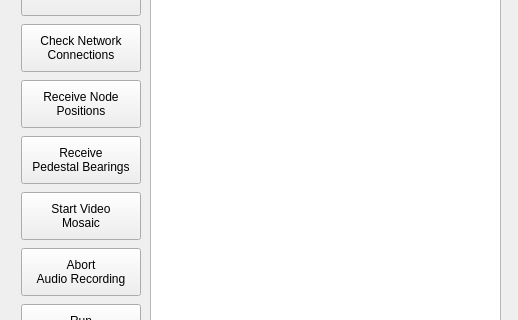
Before: the Qt Designer form src/mainwindow.ui in nextrad/cnc_controller, drawn with Qt 5; both pictures show x 0 to 518 and y 159 to 479 of the 518 by 662 pixel window.
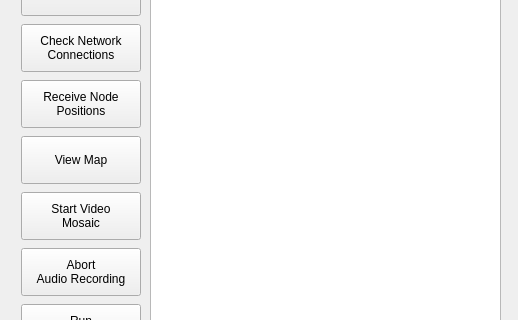
After: the same form once the commit is applied.

The edit to the form file:
```diff
--- a/src/mainwindow.ui
+++ b/src/mainwindow.ui
@@ -167,8 +167,7 @@
         </size>
        </property>
        <property name="text">
-        <string>Receive
-Pedestal Bearings</string>
+        <string>View Map</string>
        </property>
       </widget>
      </item>
```
Left out of the diff: 2 changed lines with no effect on the pictures.
